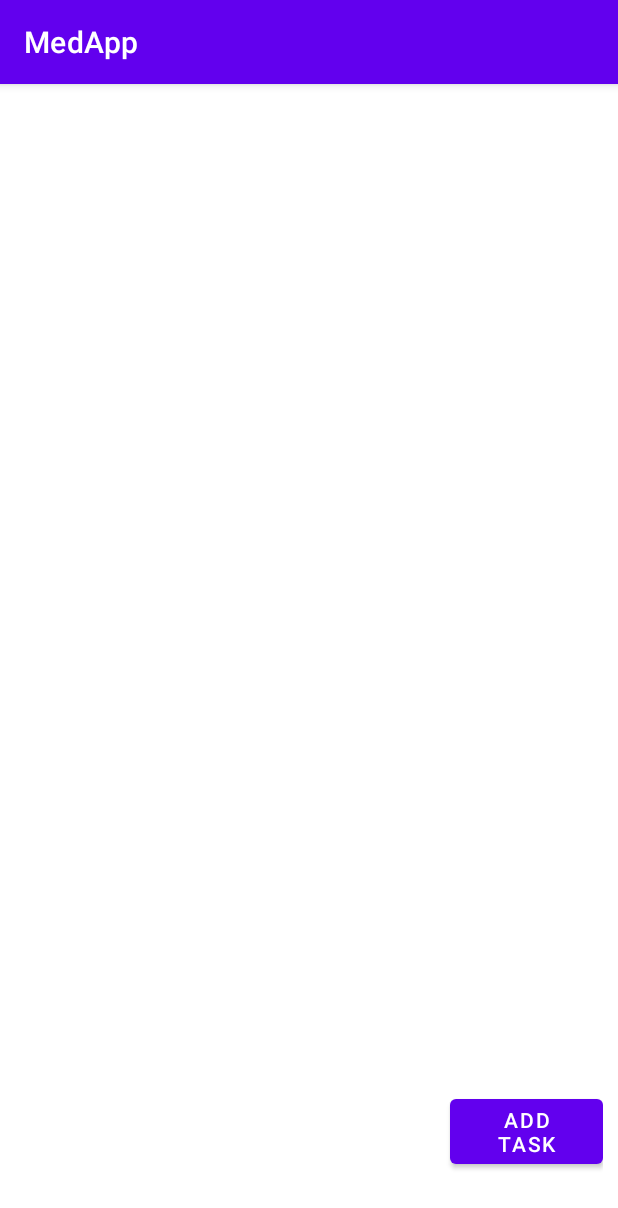
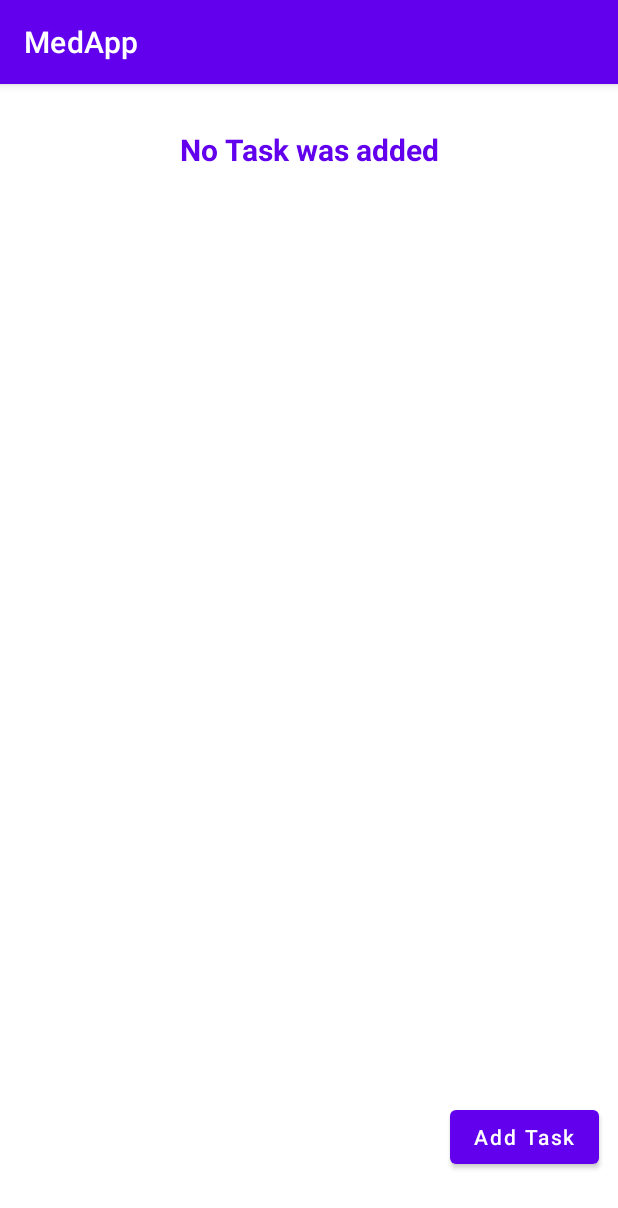
Before and after one commit to rayaneplay/MedApp-CheckList, an Android app: the screen it shows after launch (MainActivity), on a phone screen of 412 x 824 dp. Shown: the top 1208 px of the screen. Run offline under Robolectric (Android 15) with nearby library versions, the phone set to English and light mode, and no system bars.

Commit message:
addTask activity send string message to main activity which displays it

```diff
--- a/app/src/main/res/layout/activity_main.xml
+++ b/app/src/main/res/layout/activity_main.xml
@@ -8,8 +8,27 @@
     tools:ignore="ExtraText"
     android:padding="10dp"
     >
-
-
+    <TextView
+        android:id="@+id/tvTaskName"
+        android:layout_width="match_parent"
+        android:layout_height="wrap_content"
+        android:text="No Task was added"
+        android:textAlignment="center"
+        android:textColor="@color/purple_500"
+        android:textSize="20sp"
+        android:textStyle="bold"
+        android:layout_margin="20dp"
+        />
+    <!-- LinearLayout container for dynamically adding CheckBox elements -->
+    <LinearLayout
+        android:id="@+id/checkboxContainer"
+        android:layout_width="match_parent"
+        android:layout_height="wrap_content"
+        android:orientation="vertical"
+        android:layout_below="@id/tvTaskName"
+        android:layout_marginTop="20dp">
+        <!-- CheckBox elements will be added here dynamically -->
+    </LinearLayout>
     <Button
         android:id="@+id/btnAddTask"
         android:layout_width="wrap_content"
@@ -18,7 +37,9 @@
         android:layout_alignParentBottom="true"
         android:layout_marginStart="290dp"
         android:layout_marginBottom="32dp"
-        android:text="Add Task" />
+        android:text="Add Task"
+        android:textAllCaps="false"/>
+
 
 
 
```
Also changed, not shown: app/src/main/java/com/example/medapp/AddTaskActivity.kt (+18 -1 lines), app/src/main/java/com/example/medapp/MainActivity.kt (+33 -3 lines), app/src/main/res/layout/activity_addtask.xml (+9 -2 lines).
